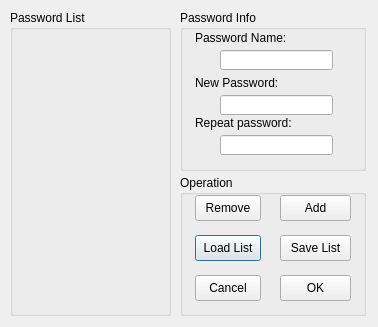
gaopindianzi/relay_control_terminal, file qpasswordmangerdialog.ui: the form before one commit.
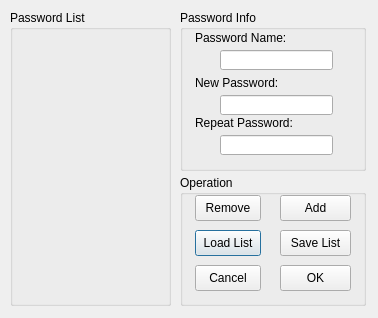
The form after the commit.

The edit to the form file:
```diff
--- a/qpasswordmangerdialog.ui
+++ b/qpasswordmangerdialog.ui
@@ -7,19 +7,19 @@
     <x>0</x>
     <y>0</y>
     <width>378</width>
-    <height>327</height>
+    <height>318</height>
    </rect>
   </property>
   <property name="minimumSize">
    <size>
     <width>378</width>
-    <height>327</height>
+    <height>318</height>
    </size>
   </property>
   <property name="maximumSize">
    <size>
     <width>378</width>
-    <height>327</height>
+    <height>318</height>
    </size>
   </property>
   <property name="windowTitle">
@@ -31,7 +31,7 @@
      <x>10</x>
      <y>10</y>
      <width>161</width>
-     <height>306</height>
+     <height>296</height>
     </rect>
    </property>
    <property name="title">
@@ -86,7 +86,7 @@
      </rect>
     </property>
     <property name="text">
-     <string>Repeat password:</string>
+     <string>Repeat Password:</string>
     </property>
    </widget>
    <widget class="QLineEdit" name="lineEditPwdAlias">
@@ -126,7 +126,7 @@
      <x>180</x>
      <y>175</y>
      <width>186</width>
-     <height>141</height>
+     <height>131</height>
     </rect>
    </property>
    <property name="title">
@@ -136,7 +136,7 @@
     <property name="geometry">
      <rect>
       <x>15</x>
-      <y>60</y>
+      <y>55</y>
       <width>66</width>
       <height>26</height>
      </rect>
@@ -149,7 +149,7 @@
     <property name="geometry">
      <rect>
       <x>100</x>
-      <y>60</y>
+      <y>55</y>
       <width>71</width>
       <height>26</height>
      </rect>
@@ -188,7 +188,7 @@
     <property name="geometry">
      <rect>
       <x>15</x>
-      <y>100</y>
+      <y>90</y>
       <width>66</width>
       <height>26</height>
      </rect>
@@ -201,7 +201,7 @@
     <property name="geometry">
      <rect>
       <x>100</x>
-      <y>100</y>
+      <y>90</y>
       <width>71</width>
       <height>26</height>
      </rect>
```
